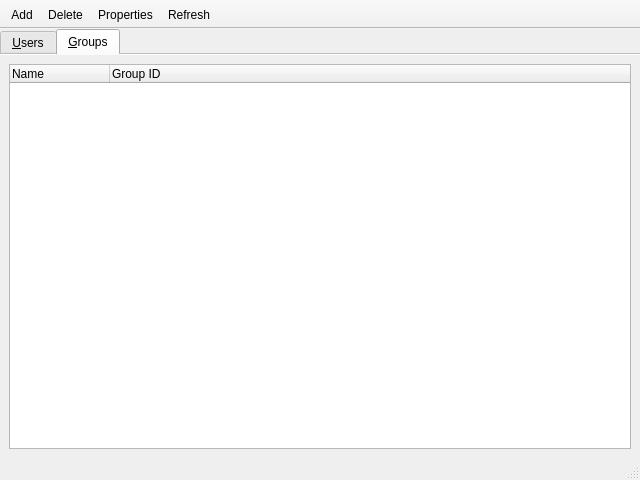
This is lxqt-admin-user/mainwindow.ui in lubuntu-team/lxqt-admin-packaging as Qt 5 draws it before an edit. The edited form follows.
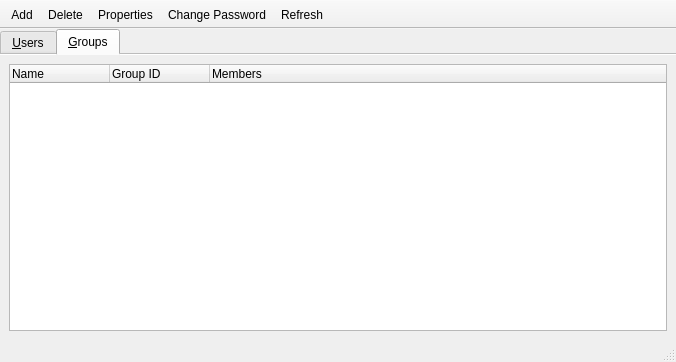
This is the edited form. The open tabs and pages were chosen to show the change. Icons and pictures are not drawn.

```diff
--- a/lxqt-admin-user/mainwindow.ui
+++ b/lxqt-admin-user/mainwindow.ui
@@ -6,8 +6,8 @@
    <rect>
     <x>0</x>
     <y>0</y>
-    <width>640</width>
-    <height>480</height>
+    <width>676</width>
+    <height>362</height>
    </rect>
   </property>
   <property name="windowTitle">
@@ -107,6 +107,11 @@
             <string>Group ID</string>
            </property>
           </column>
+          <column>
+           <property name="text">
+            <string>Members</string>
+           </property>
+          </column>
          </widget>
         </item>
        </layout>
@@ -134,6 +139,7 @@
    <addaction name="actionAdd"/>
    <addaction name="actionDelete"/>
    <addaction name="actionProperties"/>
+   <addaction name="actionChangePasswd"/>
    <addaction name="actionRefresh"/>
   </widget>
   <widget class="QStatusBar" name="statusbar"/>
@@ -189,6 +195,18 @@
     <string>Refresh the lists</string>
    </property>
   </action>
+  <action name="actionChangePasswd">
+   <property name="icon">
+    <iconset theme="dialog-password">
+     <normaloff>.</normaloff>.</iconset>
+   </property>
+   <property name="text">
+    <string>Change Password</string>
+   </property>
+   <property name="toolTip">
+    <string>Change password for the selected user or group</string>
+   </property>
+  </action>
  </widget>
  <resources/>
  <connections/>
```
Left out of the diff: 26 changed lines with no effect on the pictures.
